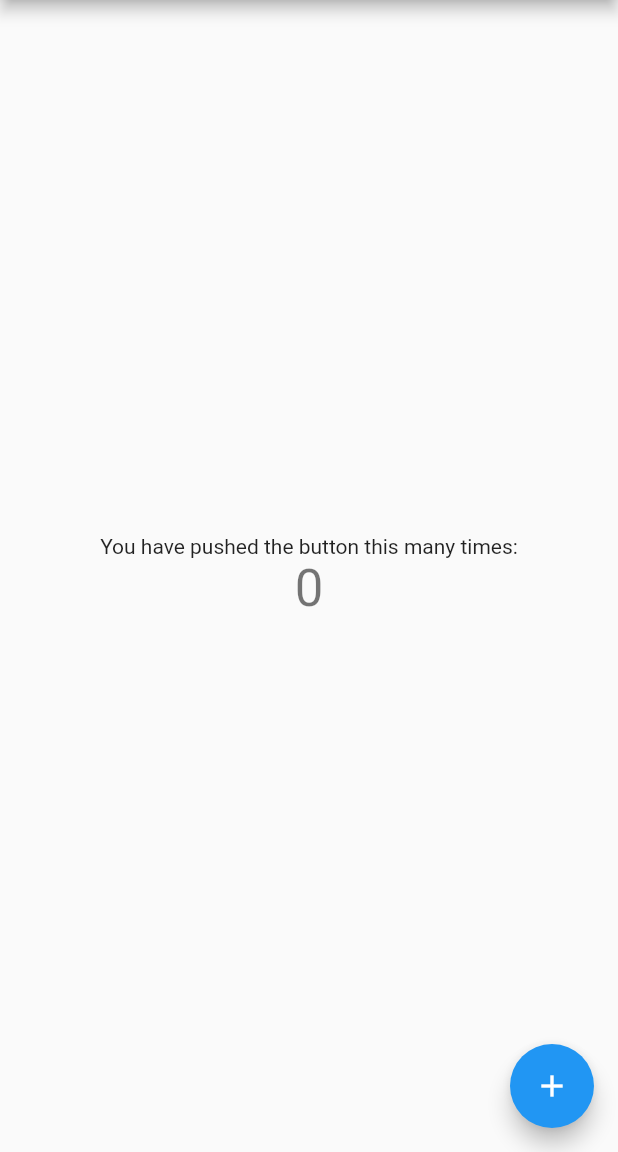
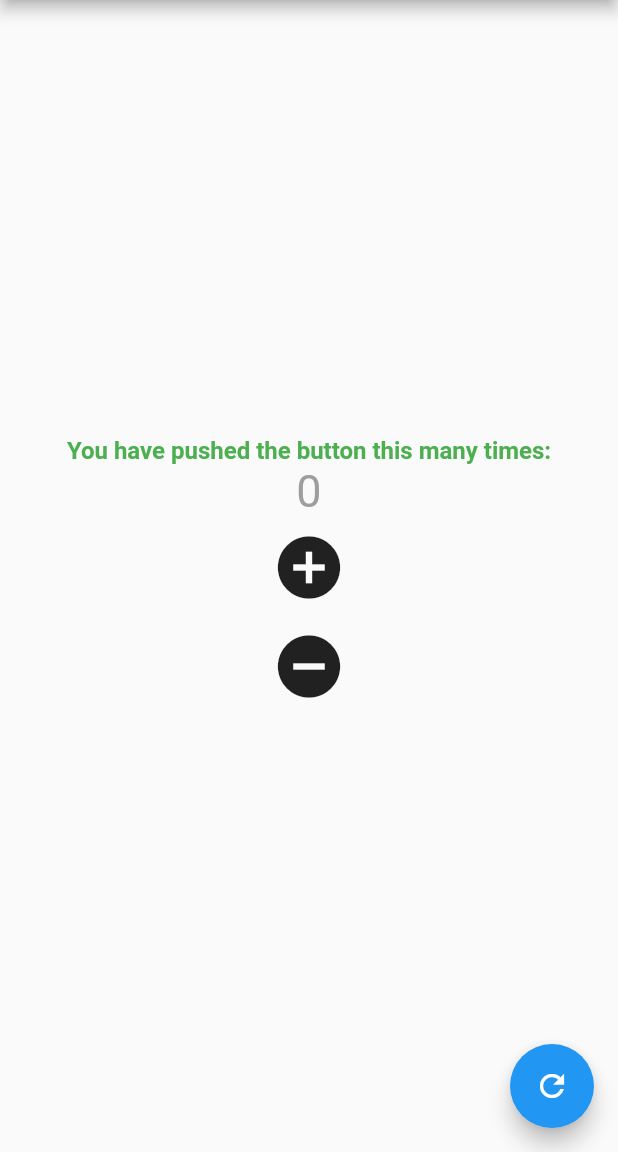
Before and after one commit to imsong97/FlutterStart, a Flutter app: the screen it shows after launch, on a phone screen of 412 x 824 dp, the part 84-1236 px from its top. Run offline on Flutter 3.47's test engine with Material 2 defaults, Android fonts, the phone set to English and light mode, and no system bars.

Commit message:
setState, BuildContext

```diff
--- a/StatefulWidget/lib/main.dart
+++ b/StatefulWidget/lib/main.dart
@@ -14,6 +14,11 @@ class MyApp extends StatelessWidget {
       title: 'Flutter Demo',
       theme: ThemeData(
         primarySwatch: Colors.blue,
+        textTheme: TextTheme(
+          subtitle1: TextStyle(
+            color: Colors.green, fontWeight: FontWeight.w600
+          )
+        )
       ),
       home: const MyHomePage(title: 'Stateful Widget'),
     );
@@ -30,10 +35,36 @@ class MyHomePage extends StatefulWidget {
 
 class _MyHomePageState extends State<MyHomePage> {
   int _counter = 0;
+  bool counterIsWarning = false;
 
   void _incrementCounter() {
+    // setState(() {
+    //   _counter++;
+    //   if (_counter > -5) {
+    //     counterIsWarning = false;
+    //   }
+    // });
+    // or
+    _counter++;
+    if (_counter > -4) {
+      counterIsWarning = false;
+    }
+    setState(() {}); // rebuild -> call build(context) method
+  }
+
+  void decrementCounter() {
     setState(() {
-      _counter++;
+      _counter--;
+      if (_counter < -4) {
+        counterIsWarning = true;
+      }
+    });
+  }
+
+  void refreshCounter() {
+    setState(() {
+      _counter = 0;
+      counterIsWarning = false;
     });
   }
 
@@ -47,20 +78,23 @@ class _MyHomePageState extends State<MyHomePage> {
           child: Column(
             mainAxisAlignment: MainAxisAlignment.center,
             children: <Widget>[
-            const Text(
+              Text(
                 'You have pushed the button this many times:',
+                style: Theme.of(context).textTheme.subtitle1, // access parent's theme
               ),
               Text(
                 '$_counter',
-              style: Theme.of(context).textTheme.headline4,
+                style: TextStyle(color: counterIsWarning ? Colors.red : Colors.grey, fontSize: 30),
               ),
+              IconButton(onPressed: _incrementCounter, icon: Icon(Icons.add_circle), iconSize: 50),
+              IconButton(onPressed: decrementCounter, icon: Icon(Icons.remove_circle), iconSize: 50,)
             ],
           ),
         ),
         floatingActionButton: FloatingActionButton(
-        onPressed: _incrementCounter,
-        tooltip: 'Increment',
-        child: const Icon(Icons.add),
+          onPressed: refreshCounter,
+          tooltip: 'Refresh',
+          child: const Icon(Icons.refresh),
         ), // This trailing comma makes auto-formatting nicer for build methods.
     );
   }
```
Lines whose indentation alone changed are shown as unchanged.
